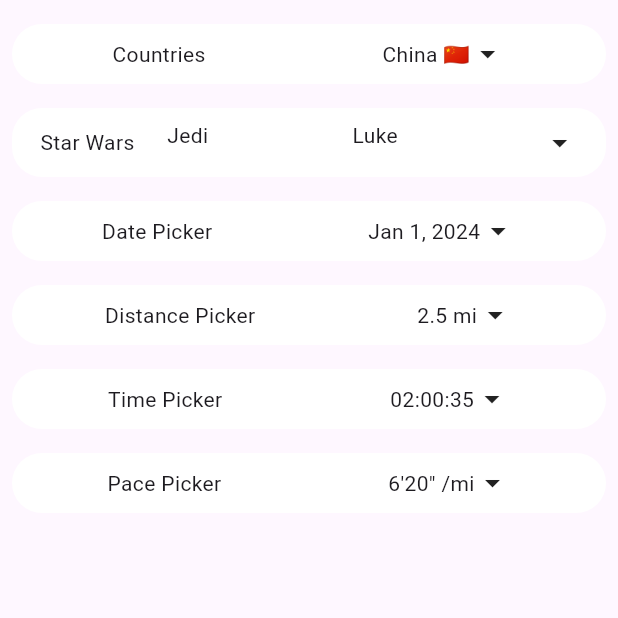
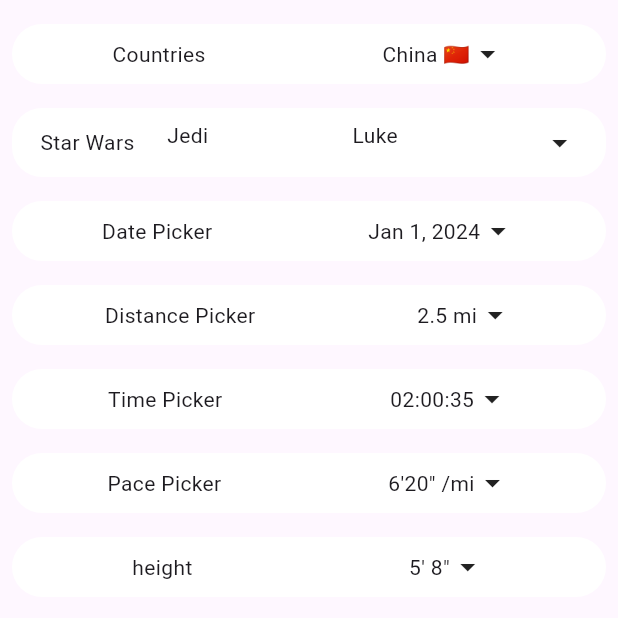
Before and after one commit to fanjin-z/dropdown_wheel_picker, a Flutter app: the screen it shows after launch, on a phone screen of 412 x 824 dp, the top half of it. Run offline on Flutter 3.47's test engine with Material 3 defaults, Android fonts, the phone set to English and light mode, and no system bars.

Commit message:
Impl height picker

```diff
--- a/example/lib/main.dart
+++ b/example/lib/main.dart
@@ -92,7 +92,10 @@ class _MyHomePageState extends State<MyHomePage> {
                 pickerTitle: Text('Pace Picker'),
                 initialPace: Pace(Duration(minutes: 6, seconds: 20), '/mi'),
                 onChanged: (value) => print(value),
-              )
+              ),
+              SizedBox(height: 16),
+              DropdownHeightPicker(
+                  pickerTitle: Text('height'), initialHeight: Length(68, 'in'))
             ],
           )),
     ));
--- a/lib/dropdown_wheel_picker.dart
+++ b/lib/dropdown_wheel_picker.dart
@@ -4,3 +4,4 @@ export 'src/distance_picker.dart';
 export 'src/time_picker.dart';
 export 'src/pace_picker.dart';
 export 'src/unit_type.dart';
+export 'src/height_picker.dart';
--- /dev/null
+++ b/lib/src/height_picker.dart
@@ -0,0 +1,204 @@
+import 'package:flutter/material.dart';
+
+import 'scroll_view.dart';
+import 'unit_type.dart';
+
+class DropdownHeightPicker extends StatefulWidget {
+  const DropdownHeightPicker(
+      {super.key,
+      required this.pickerTitle,
+      this.onChanged,
+      this.initialHeight,
+      this.scrollWheelHeight = 100,
+      this.backgroundColor = Colors.white});
+
+  final Widget pickerTitle;
+  final ValueChanged<Length>? onChanged;
+  final Length? initialHeight;
+  final double scrollWheelHeight;
+  final Color backgroundColor;
+
+  @override
+  State<DropdownHeightPicker> createState() => _DropdownHeightPickerState();
+}
+
+class _DropdownHeightPickerState extends State<DropdownHeightPicker> {
+  bool isToggle = false;
+  Length length = Length(0, 'cm');
+  int whole = 0;
+  int fraction = 0;
+  late ScrollController wholeCtrl;
+  late ScrollController fractionCtrl;
+
+  @override
+  void initState() {
+    super.initState();
+
+    if (widget.initialHeight != null) {
+      length = widget.initialHeight!;
+      if (length.unit == 'cm') {
+        whole = length.value.truncate();
+        wholeCtrl = FixedExtentScrollController(initialItem: whole - 140);
+      } else if (length.unit == 'in') {
+        whole = length.value ~/ 12;
+        wholeCtrl = FixedExtentScrollController(initialItem: whole - 4);
+        fraction = (length.value % 12).toInt();
+      }
+      fractionCtrl = FixedExtentScrollController(initialItem: fraction);
+    }
+  }
+
+  @override
+  void dispose() {
+    wholeCtrl.dispose();
+    fractionCtrl.dispose();
+    super.dispose();
+  }
+
+  @override
+  Widget build(BuildContext context) {
+    return Container(
+      decoration: BoxDecoration(
+        color: widget.backgroundColor,
+        borderRadius: BorderRadius.circular(20),
+      ),
+      child: Padding(
+        padding: const EdgeInsets.all(8.0),
+        child: Column(
+          children: [
+            GestureDetector(
+              behavior: HitTestBehavior.translucent,
+              onTap: () => setState(() {
+                isToggle = !isToggle;
+              }),
+              child: Row(
+                mainAxisAlignment: MainAxisAlignment.spaceAround,
+                children: [
+                  widget.pickerTitle,
+                  Row(children: [
+                    length.unit == 'in'
+                        ? Text('${length.value ~/ 12}\' ${length.value % 12}"')
+                        : Text('${length.value} ${length.unit}'),
+                    isToggle
+                        ? const Icon(Icons.arrow_drop_up)
+                        : const Icon(Icons.arrow_drop_down)
+                  ]),
+                ],
+              ),
+            ),
+            Visibility(
+                visible: isToggle,
+                child: Column(
+                  children: [
+                    Divider(),
+                    Row(children: [
+                      const Text('Unit'),
+                      Expanded(
+                        child: ListTile(
+                            contentPadding: const EdgeInsets.all(0),
+                            horizontalTitleGap: 0,
+                            title: const Text('Centimeters'),
+                            leading: Radio(
+                                value: 'cm',
+                                groupValue: length.unit,
+                                onChanged: (String? unit) {
+                                  if (unit != null) {
+                                    setState(() {
+                                      length.unit = unit;
+                                    });
+                                    if (widget.onChanged != null) {
+                                      widget.onChanged!(length);
+                                    }
+                                  }
+                                })),
+                      ),
+                      Expanded(
+                        child: ListTile(
+                            contentPadding: const EdgeInsets.all(0),
+                            horizontalTitleGap: 0,
+                            title: const Text('Imperial'),
+                            leading: Radio(
+                                value: 'in',
+                                groupValue: length.unit,
+                                onChanged: (String? unit) {
+                                  if (unit != null) {
+                                    setState(() {
+                                      length.unit = unit;
+                                    });
+                                    if (widget.onChanged != null) {
+                                      widget.onChanged!(length);
+                                    }
+                                  }
+                                })),
+                      ),
+                    ]),
+                    if (length.unit == 'cm')
+                      SizedBox(
+                        height: widget.scrollWheelHeight,
+                        child: ListView(
+                          scrollDirection: Axis.horizontal,
+                          children: [
+                            ItemScrollView(
+                                key: PageStorageKey(hashCode),
+                                width: MediaQuery.of(context).size.width,
+                                controller: wholeCtrl,
+                                items: List.generate(
+                                    90, (index) => Text('${index + 140}')),
+                                onChanged: (index) {
+                                  setState(() {
+                                    length.value = index + 140;
+                                  });
+                                  if (widget.onChanged != null) {
+                                    widget.onChanged!(length);
+                                  }
+                                }),
+                          ],
+                        ),
+                      ),
+                    if (length.unit == 'in')
+                      SizedBox(
+                        height: widget.scrollWheelHeight,
+                        child: ListView(
+                          scrollDirection: Axis.horizontal,
+                          children: [
+                            ItemScrollView(
+                                key: PageStorageKey(hashCode + 1),
+                                width: MediaQuery.of(context).size.width / 2,
+                                controller: wholeCtrl,
+                                items: List.generate(
+                                    5, (index) => Text('${index + 4}\'')),
+                                onChanged: (index) {
+                                  setState(() {
+                                    whole = index + 4;
+                                    length.value = whole * 12 + fraction;
+                                  });
+                                  if (widget.onChanged != null) {
+                                    widget.onChanged!(length);
+                                  }
+                                }),
+                            ItemScrollView(
+                                key: PageStorageKey(hashCode + 2),
+                                width: MediaQuery.of(context).size.width / 2,
+                                controller: fractionCtrl,
+                                items: List.generate(
+                                    12, (index) => Text('$index"')),
+                                onChanged: (index) {
+                                  setState(() {
+                                    fraction = index;
+                                    length.value = whole * 12 + fraction;
+                                  });
+                                  if (widget.onChanged != null) {
+                                    widget.onChanged!(length);
+                                  }
+                                }),
+                          ],
+                        ),
+                      )
+                  ],
+                ))
+          ],
+        ),
+      ),
+    );
+  }
+}
--- a/lib/src/unit_type.dart
+++ b/lib/src/unit_type.dart
@@ -1,5 +1,5 @@
 class Length {
-  double value;
+  num value;
   String unit;
 
   Length(this.value, this.unit);
```
